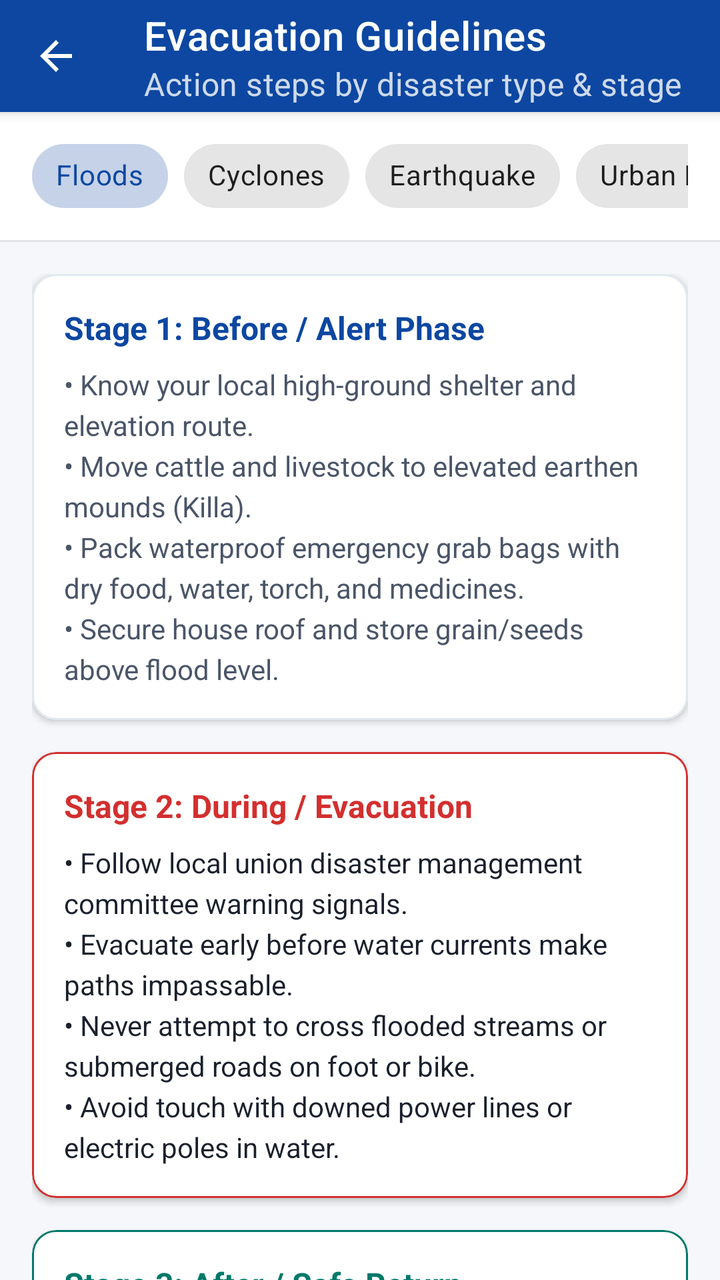
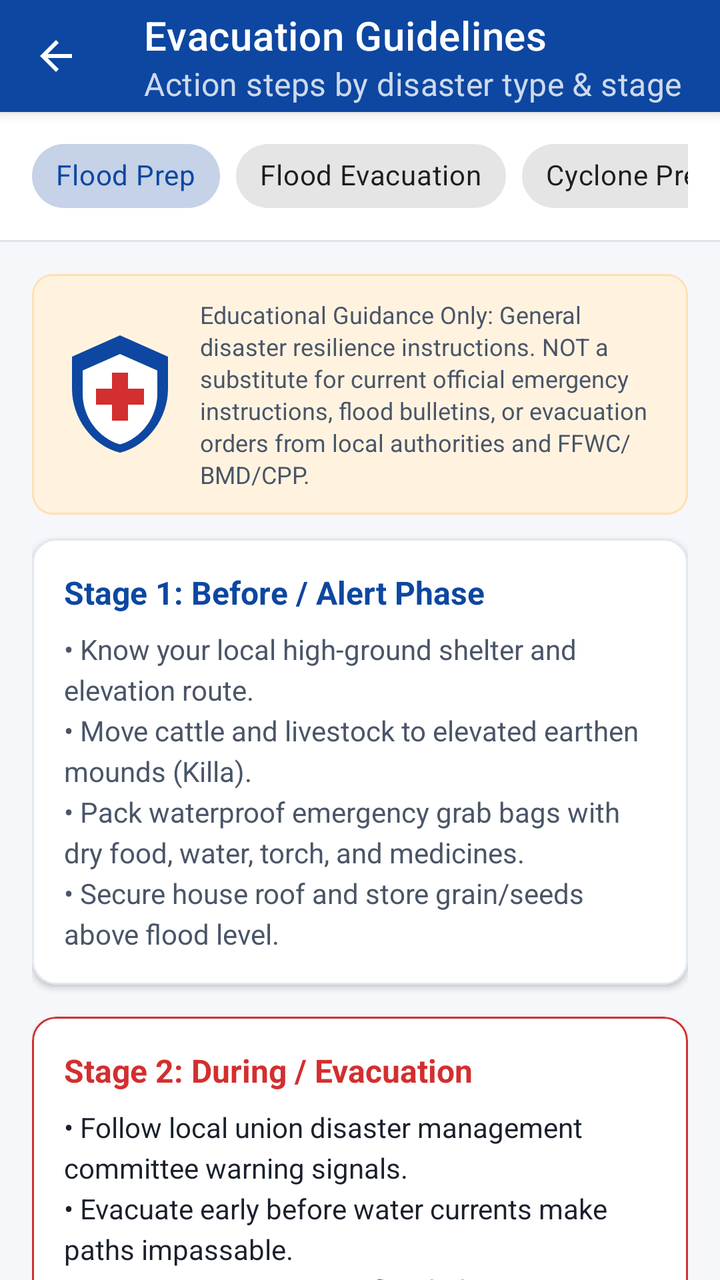

Two renders of the same Android screen: before a commit and after it. Below are the layout's source before the change and the commit's diff.
<!-- AndroidManifest.xml: activity theme Theme.JibonShieldBD -->
<!-- res/layout/activity_evacuation_guidelines.xml -->
<?xml version="1.0" encoding="utf-8"?>
<LinearLayout xmlns:android="http://schemas.android.com/apk/res/android"
    xmlns:app="http://schemas.android.com/apk/res-auto"
    xmlns:tools="http://schemas.android.com/tools"
    android:id="@+id/layout_evacuation_root"
    android:layout_width="match_parent"
    android:layout_height="match_parent"
    android:background="@color/background_light"
    android:orientation="vertical">

    <androidx.appcompat.widget.Toolbar
        android:id="@+id/toolbar_evacuation"
        style="@style/Widget.JibonShieldBD.Toolbar"
        android:layout_width="match_parent"
        android:layout_height="?attr/actionBarSize"
        app:title="@string/title_evacuation_guidelines"
        app:subtitle="@string/subtitle_evacuation_guidelines" />

    
    <HorizontalScrollView
        android:layout_width="match_parent"
        android:layout_height="wrap_content"
        android:background="@color/surface_white"
        android:paddingStart="@dimen/spacing_large"
        android:paddingTop="@dimen/spacing_small"
        android:paddingEnd="@dimen/spacing_large"
        android:paddingBottom="@dimen/spacing_small"
        android:scrollbars="none">

        <com.google.android.material.chip.ChipGroup
            android:id="@+id/chip_group_disasters"
            android:layout_width="wrap_content"
            android:layout_height="wrap_content"
            app:singleSelection="true">

            <com.google.android.material.chip.Chip
                android:id="@+id/chip_disaster_flood"
                style="@style/Widget.MaterialComponents.Chip.Choice"
                android:layout_width="wrap_content"
                android:layout_height="wrap_content"
                android:checked="true"
                android:text="@string/tab_disaster_flood" />

            <com.google.android.material.chip.Chip
                android:id="@+id/chip_disaster_cyclone"
                style="@style/Widget.MaterialComponents.Chip.Choice"
                android:layout_width="wrap_content"
                android:layout_height="wrap_content"
                android:text="@string/tab_disaster_cyclone" />

            <com.google.android.material.chip.Chip
                android:id="@+id/chip_disaster_earthquake"
                style="@style/Widget.MaterialComponents.Chip.Choice"
                android:layout_width="wrap_content"
                android:layout_height="wrap_content"
                android:text="@string/tab_disaster_earthquake" />

            <com.google.android.material.chip.Chip
                android:id="@+id/chip_disaster_fire"
                style="@style/Widget.MaterialComponents.Chip.Choice"
                android:layout_width="wrap_content"
                android:layout_height="wrap_content"
                android:text="@string/tab_disaster_fire" />

        </com.google.android.material.chip.ChipGroup>
    </HorizontalScrollView>

    <View
        android:layout_width="match_parent"
        android:layout_height="1dp"
        android:background="@color/divider_color" />

    
    <androidx.core.widget.NestedScrollView
        android:layout_width="match_parent"
        android:layout_height="match_parent"
        android:fillViewport="true">

        <LinearLayout
            android:layout_width="match_parent"
            android:layout_height="wrap_content"
            android:orientation="vertical"
            android:padding="@dimen/spacing_large">

            
            <com.google.android.material.card.MaterialCardView
                style="@style/Widget.JibonShieldBD.Card"
                android:layout_width="match_parent"
                android:layout_height="wrap_content">

                <LinearLayout
                    android:layout_width="match_parent"
                    android:layout_height="wrap_content"
                    android:orientation="vertical"
                    android:padding="@dimen/spacing_large">

                    <TextView
                        android:id="@+id/tv_stage_before_title"
                        android:layout_width="match_parent"
                        android:layout_height="wrap_content"
                        android:text="@string/stage_before"
                        android:textColor="@color/primary"
                        android:textSize="@dimen/text_size_subhead"
                        android:textStyle="bold" />

                    <TextView
                        android:id="@+id/tv_stage_before_body"
                        android:layout_width="match_parent"
                        android:layout_height="wrap_content"
                        android:layout_marginTop="@dimen/spacing_small"
                        android:lineSpacingExtra="4dp"
                        android:text="@string/evac_flood_before"
                        android:textColor="@color/text_secondary"
                        android:textSize="@dimen/text_size_body" />
                </LinearLayout>
            </com.google.android.material.card.MaterialCardView>

            
            <com.google.android.material.card.MaterialCardView
                style="@style/Widget.JibonShieldBD.Card"
                android:layout_width="match_parent"
                android:layout_height="wrap_content"
                android:layout_marginTop="@dimen/spacing_large"
                app:strokeColor="@color/emergency_red">

                <LinearLayout
                    android:layout_width="match_parent"
                    android:layout_height="wrap_content"
                    android:orientation="vertical"
                    android:padding="@dimen/spacing_large">

                    <TextView
                        android:id="@+id/tv_stage_during_title"
                        android:layout_width="match_parent"
                        android:layout_height="wrap_content"
                        android:text="@string/stage_during"
                        android:textColor="@color/emergency_red"
                        android:textSize="@dimen/text_size_subhead"
                        android:textStyle="bold" />

                    <TextView
                        android:id="@+id/tv_stage_during_body"
                        android:layout_width="match_parent"
                        android:layout_height="wrap_content"
                        android:layout_marginTop="@dimen/spacing_small"
                        android:lineSpacingExtra="4dp"
                        android:text="@string/evac_flood_during"
                        android:textColor="@color/text_primary"
                        android:textSize="@dimen/text_size_body" />
                </LinearLayout>
            </com.google.android.material.card.MaterialCardView>

            
            <com.google.android.material.card.MaterialCardView
                style="@style/Widget.JibonShieldBD.Card"
                android:layout_width="match_parent"
                android:layout_height="wrap_content"
                android:layout_marginTop="@dimen/spacing_large"
                app:strokeColor="@color/secondary">

                <LinearLayout
                    android:layout_width="match_parent"
                    android:layout_height="wrap_content"
                    android:orientation="vertical"
                    android:padding="@dimen/spacing_large">

                    <TextView
                        android:id="@+id/tv_stage_after_title"
                        android:layout_width="match_parent"
                        android:layout_height="wrap_content"
                        android:text="@string/stage_after"
                        android:textColor="@color/secondary"
                        android:textSize="@dimen/text_size_subhead"
                        android:textStyle="bold" />

                    <TextView
                        android:id="@+id/tv_stage_after_body"
                        android:layout_width="match_parent"
                        android:layout_height="wrap_content"
                        android:layout_marginTop="@dimen/spacing_small"
                        android:lineSpacingExtra="4dp"
                        android:text="@string/evac_flood_after"
                        android:textColor="@color/text_secondary"
                        android:textSize="@dimen/text_size_body" />
                </LinearLayout>
            </com.google.android.material.card.MaterialCardView>

            <View
                android:layout_width="match_parent"
                android:layout_height="@dimen/spacing_xlarge" />

        </LinearLayout>
    </androidx.core.widget.NestedScrollView>

</LinearLayout>
<!-- resources referenced by this layout -->
<resources>
  <color name="background_light">#F5F7FA</color>
  <color name="divider_color">#E0E4E9</color>
  <color name="emergency_red">#D32F2F</color>
  <color name="primary">#0D47A1</color>
  <color name="secondary">#00796B</color>
  <color name="surface_white">#FFFFFF</color>
  <color name="text_primary">#1A202C</color>
  <color name="text_secondary">#4A5568</color>
  <dimen name="spacing_large">16dp</dimen>
  <dimen name="spacing_small">8dp</dimen>
  <dimen name="spacing_xlarge">24dp</dimen>
  <dimen name="text_size_body">14sp</dimen>
  <dimen name="text_size_subhead">16sp</dimen>
  <string name="evac_flood_after">• Return home only after local authorities declare water receded safely.\n• Boil drinking water or use water purification tablets (Halazone/WPT) for at least 1 minute.\n• Inspect buildings for structural damage or snake infestations before entering.</string>
  <string name="evac_flood_before">• Know your local high-ground shelter and elevation route.\n• Move cattle and livestock to elevated earthen mounds (Killa).\n• Pack waterproof emergency grab bags with dry food, water, torch, and medicines.\n• Secure house roof and store grain/seeds above flood level.</string>
  <string name="stage_after">Stage 3: After / Safe Return</string>
  <string name="stage_before">Stage 1: Before / Alert Phase</string>
  <string name="stage_during">Stage 2: During / Evacuation</string>
  <string name="subtitle_evacuation_guidelines">Action steps by disaster type &amp; stage</string>
  <string name="tab_disaster_cyclone">Cyclones</string>
  <string name="tab_disaster_earthquake">Earthquake</string>
  <string name="tab_disaster_fire">Urban Fire</string>
  <string name="tab_disaster_flood">Floods</string>
  <string name="title_evacuation_guidelines">Evacuation Guidelines</string>
  <dimen name="card_corner_radius">12dp</dimen>
  <dimen name="card_elevation">2dp</dimen>
  <color name="card_stroke">#E2E8F0</color>
  <dimen name="card_stroke_width">1dp</dimen>
  <color name="primary_dark">#082B66</color>
  <color name="on_primary">#FFFFFF</color>
  <color name="secondary_dark">#004D40</color>
  <color name="on_secondary">#FFFFFF</color>
  <!-- unchanged entries left out for length: 5 -->
</resources>

<!-- the commit's change to res/layout/activity_evacuation_guidelines.xml (unified diff, before → after) -->
@@ -34,19 +34,54 @@
             app:singleSelection="true">
 
             <com.google.android.material.chip.Chip
-                android:id="@+id/chip_disaster_flood"
+                android:id="@+id/chip_disaster_flood_prep"
                 style="@style/Widget.MaterialComponents.Chip.Choice"
                 android:layout_width="wrap_content"
                 android:layout_height="wrap_content"
                 android:checked="true"
-                android:text="@string/tab_disaster_flood" />
+                android:text="@string/tab_evac_flood_prep" />
+
+            <com.google.android.material.chip.Chip
+                android:id="@+id/chip_disaster_flood_evac"
+                style="@style/Widget.MaterialComponents.Chip.Choice"
+                android:layout_width="wrap_content"
+                android:layout_height="wrap_content"
+                android:text="@string/tab_evac_flood_evac" />
 
             <com.google.android.material.chip.Chip
                 android:id="@+id/chip_disaster_cyclone"
                 style="@style/Widget.MaterialComponents.Chip.Choice"
                 android:layout_width="wrap_content"
                 android:layout_height="wrap_content"
-                android:text="@string/tab_disaster_cyclone" />
+                android:text="@string/tab_evac_cyclone" />
+
+            <com.google.android.material.chip.Chip
+                android:id="@+id/chip_disaster_rain_waterlog"
+                style="@style/Widget.MaterialComponents.Chip.Choice"
+                android:layout_width="wrap_content"
+                android:layout_height="wrap_content"
+                android:text="@string/tab_evac_rain_waterlog" />
+
+            <com.google.android.material.chip.Chip
+                android:id="@+id/chip_disaster_family_comm"
+                style="@style/Widget.MaterialComponents.Chip.Choice"
+                android:layout_width="wrap_content"
+                android:layout_height="wrap_content"
+                android:text="@string/tab_evac_family_comm" />
+
+            <com.google.android.material.chip.Chip
+                android:id="@+id/chip_disaster_docs"
+                style="@style/Widget.MaterialComponents.Chip.Choice"
+                android:layout_width="wrap_content"
+                android:layout_height="wrap_content"
+                android:text="@string/tab_evac_docs" />
+
+            <com.google.android.material.chip.Chip
+                android:id="@+id/chip_disaster_supplies"
+                style="@style/Widget.MaterialComponents.Chip.Choice"
+                android:layout_width="wrap_content"
+                android:layout_height="wrap_content"
+                android:text="@string/tab_evac_supplies" />
 
             <com.google.android.material.chip.Chip
                 android:id="@+id/chip_disaster_earthquake"
@@ -81,6 +116,21 @@
             android:layout_height="wrap_content"
             android:orientation="vertical"
             android:padding="@dimen/spacing_large">
+
+            
+            <TextView
+                android:id="@+id/tv_evac_disclaimer_banner"
+                android:layout_width="match_parent"
+                android:layout_height="wrap_content"
+                android:layout_marginBottom="@dimen/spacing_medium"
+                android:background="@drawable/bg_status_banner"
+                android:drawableStart="@drawable/ic_shield_logo"
+                android:drawablePadding="@dimen/spacing_small"
+                android:lineSpacingExtra="2dp"
+                android:padding="@dimen/spacing_medium"
+                android:text="@string/evac_disclaimer_banner"
+                android:textColor="@color/text_secondary"
+                android:textSize="@dimen/text_size_caption" />
 
             
             <com.google.android.material.card.MaterialCardView
<!-- resource entries referenced after the edit -->
@@ -9,21 +9,56 @@
   <color name="text_primary">#1A202C</color>
   <color name="text_secondary">#4A5568</color>
   <dimen name="spacing_large">16dp</dimen>
+  <dimen name="spacing_medium">12dp</dimen>
   <dimen name="spacing_small">8dp</dimen>
   <dimen name="spacing_xlarge">24dp</dimen>
   <dimen name="text_size_body">14sp</dimen>
+  <dimen name="text_size_caption">12sp</dimen>
   <dimen name="text_size_subhead">16sp</dimen>
+  <!-- drawable bg_status_banner (drawable) -->
+  <?xml version="1.0" encoding="utf-8"?>
+  <shape xmlns:android="http://schemas.android.com/apk/res/android"
+      android:shape="rectangle">
+      <solid android:color="@color/badge_offline_bg" />
+      <corners android:radius="10dp" />
+      <stroke
+          android:width="1dp"
+          android:color="#FFE0B2" />
+  </shape>
+  <!-- drawable ic_shield_logo (drawable) -->
+  <vector xmlns:android="http://schemas.android.com/apk/res/android"
+      android:width="64dp"
+      android:height="64dp"
+      android:viewportWidth="24"
+      android:viewportHeight="24">
+      <path
+          android:fillColor="@color/primary"
+          android:pathData="M12,1L3,5v6c0,5.55 3.84,10.74 9,12c5.16,-1.26 9,-6.45 9,-12V5L12,1z" />
+      <path
+          android:fillColor="@color/surface_white"
+          android:pathData="M12,4.5L5,7.6v4.4c0,4.3 2.98,8.33 7,9.45c4.02,-1.12 7,-5.15 7,-9.45V7.6L12,4.5z" />
+      <path
+          android:fillColor="@color/emergency_red"
+          android:pathData="M10.5,8h3v3h3v3h-3v3h-3v-3h-3v-3h3z" />
+  </vector>
+  <string name="evac_disclaimer_banner">Educational Guidance Only: General disaster resilience instructions. NOT a substitute for current official emergency instructions, flood bulletins, or evacuation orders from local authorities and FFWC/BMD/CPP.</string>
   <string name="evac_flood_after">• Return home only after local authorities declare water receded safely.\n• Boil drinking water or use water purification tablets (Halazone/WPT) for at least 1 minute.\n• Inspect buildings for structural damage or snake infestations before entering.</string>
   <string name="evac_flood_before">• Know your local high-ground shelter and elevation route.\n• Move cattle and livestock to elevated earthen mounds (Killa).\n• Pack waterproof emergency grab bags with dry food, water, torch, and medicines.\n• Secure house roof and store grain/seeds above flood level.</string>
   <string name="stage_after">Stage 3: After / Safe Return</string>
   <string name="stage_before">Stage 1: Before / Alert Phase</string>
   <string name="stage_during">Stage 2: During / Evacuation</string>
   <string name="subtitle_evacuation_guidelines">Action steps by disaster type &amp; stage</string>
-  <string name="tab_disaster_cyclone">Cyclones</string>
   <string name="tab_disaster_earthquake">Earthquake</string>
   <string name="tab_disaster_fire">Urban Fire</string>
-  <string name="tab_disaster_flood">Floods</string>
+  <string name="tab_evac_cyclone">Cyclone Prep</string>
+  <string name="tab_evac_docs">Document Shield</string>
+  <string name="tab_evac_family_comm">Family Plan</string>
+  <string name="tab_evac_flood_evac">Flood Evacuation</string>
+  <string name="tab_evac_flood_prep">Flood Prep</string>
+  <string name="tab_evac_rain_waterlog">Rain &amp; Waterlogging</string>
+  <string name="tab_evac_supplies">Emergency Supplies</string>
   <string name="title_evacuation_guidelines">Evacuation Guidelines</string>
+  <color name="badge_offline_bg">#FFF3E0</color>
   <dimen name="card_corner_radius">12dp</dimen>
   <dimen name="card_elevation">2dp</dimen>
   <color name="card_stroke">#E2E8F0</color>
